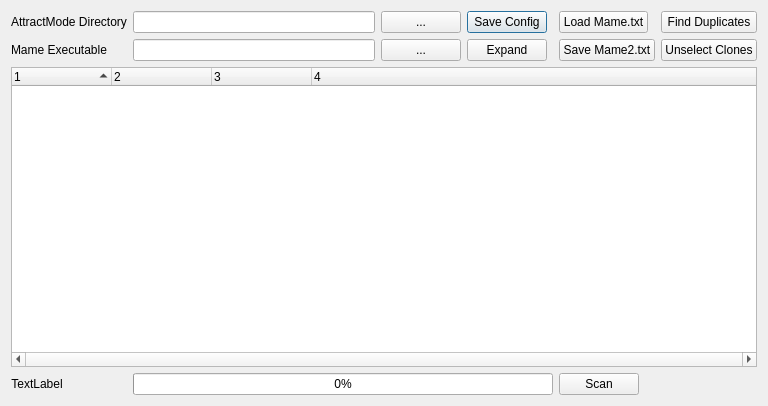
Qt form AttractModeMameListMgr.ui (bobRetro/AttractModeListMgr) before a commit.
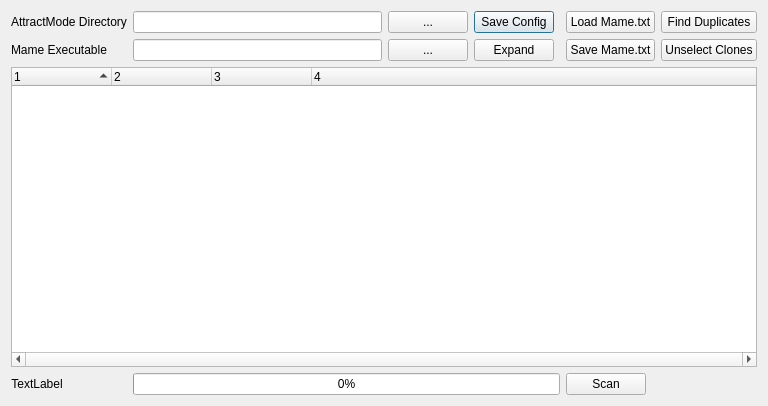
The same form after that commit.

```diff
--- a/AttractModeMameListMgr.ui
+++ b/AttractModeMameListMgr.ui
@@ -207,7 +207,7 @@
       </sizepolicy>
      </property>
      <property name="text">
-      <string>Save Mame2.txt</string>
+      <string>Save Mame.txt</string>
      </property>
     </widget>
    </item>
```
Left out of the diff: 2 changed lines with no effect on the pictures.
